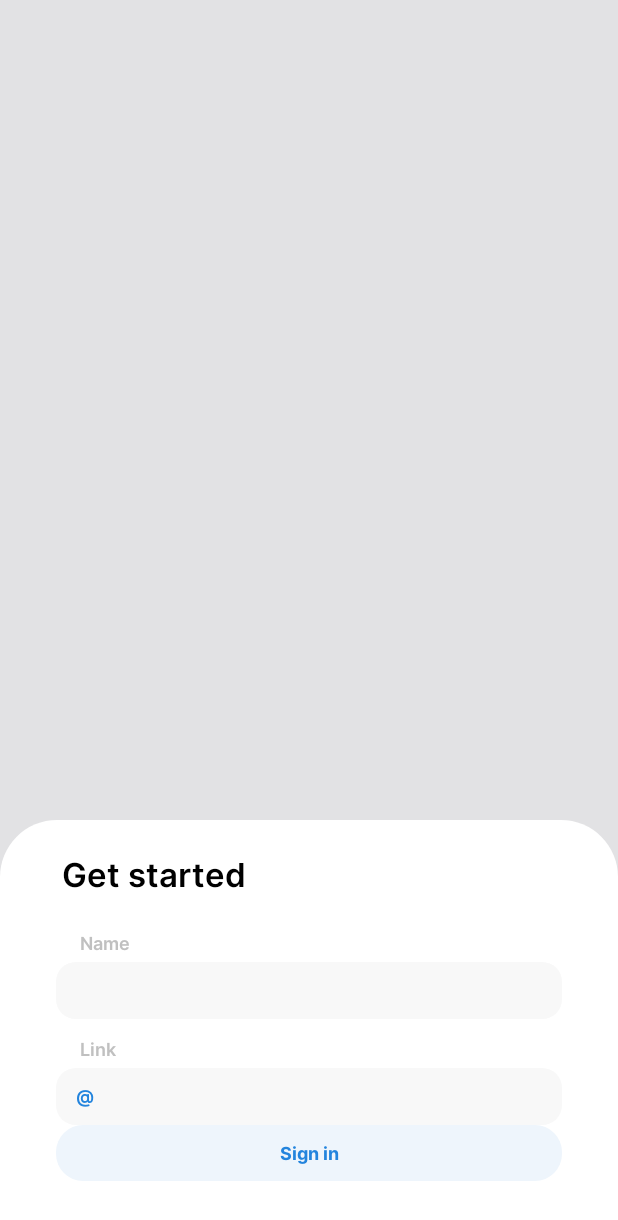
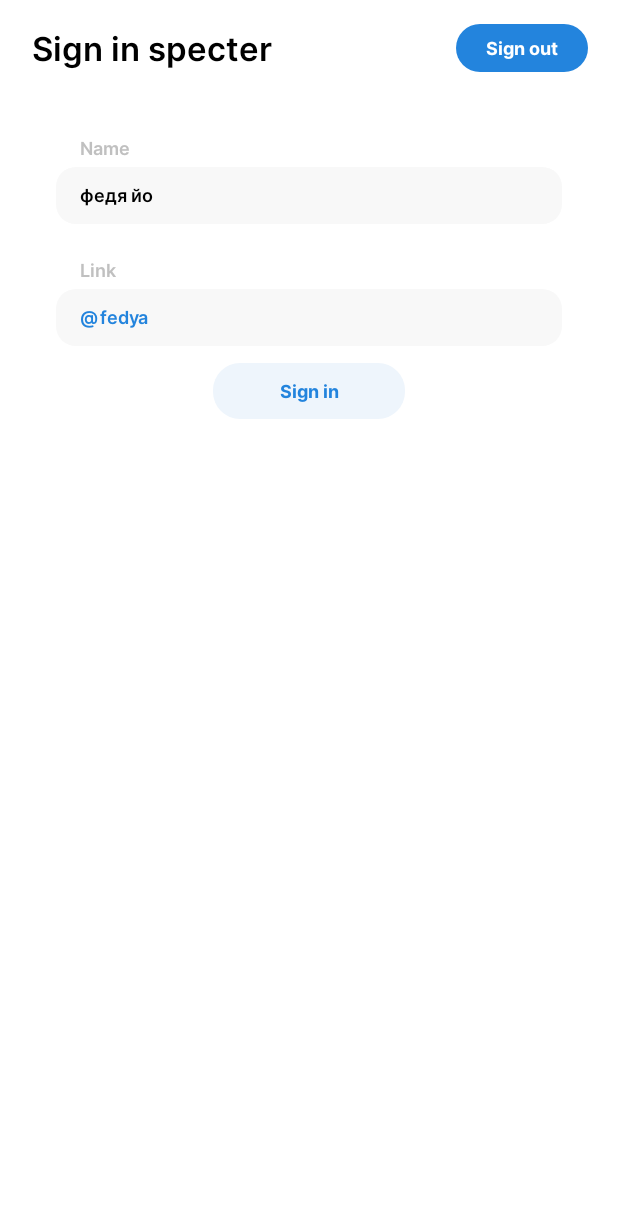
Before and after one commit to EcostCompony/specter_android_app, an Android app: the layout fragment_specter_auth.xml on its own in the app's theme, with its tools: preview values and no code run, on a phone screen of 412 x 824 dp. Shown: the top 1220 px of the screen. Run offline under Robolectric (Android 15) with nearby library versions, the phone set to English and light mode, and no system bars.

```diff
--- a/app/src/main/res/layout/fragment_specter_auth.xml
+++ b/app/src/main/res/layout/fragment_specter_auth.xml
@@ -1,106 +1,126 @@
 <?xml version="1.0" encoding="utf-8"?>
-<FrameLayout xmlns:android="http://schemas.android.com/apk/res/android"
+<LinearLayout xmlns:android="http://schemas.android.com/apk/res/android"
     xmlns:tools="http://schemas.android.com/tools"
     android:layout_width="match_parent"
     android:layout_height="match_parent"
     android:orientation="vertical"
-    android:background="#1C1C1C33"
+    android:background="@color/white"
     tools:context=".channel.ChannelSettingsFragment">
 
     <LinearLayout
         android:layout_width="match_parent"
-        android:layout_height="277dp"
-        android:layout_gravity="bottom"
-        android:background="@drawable/panel_bg"
-        android:orientation="vertical">
+        android:layout_height="64dp"
+        android:orientation="horizontal"
+        android:gravity="center_vertical">
 
         <TextView
-            android:layout_width="329dp"
+            android:layout_width="wrap_content"
             android:layout_height="wrap_content"
-            android:layout_gravity="center_horizontal"
-            android:layout_marginTop="20dp"
+            android:layout_marginStart="21dp"
+            android:textColor="@color/black"
+            android:textSize="22sp"
             android:fontFamily="@font/inter_semi_bold"
-            android:text="@string/get_started"
-            android:textColor="@color/black"
-            android:textSize="22sp" />
+            android:text="@string/sign_in_specter" />
+
+        <LinearLayout
+            android:layout_width="match_parent"
+            android:layout_height="wrap_content"
+            android:gravity="end"
+            android:paddingEnd="20dp">
+
+            <Button
+                android:id="@+id/button_sign_out"
+                android:layout_width="wrap_content"
+                android:layout_height="32dp"
+                android:background="@drawable/button_sub"
+                android:layout_marginStart="10dp"
+                android:text="@string/sign_outt"
+                android:paddingStart="10dp"
+                android:paddingEnd="10dp"
+                android:fontFamily="@font/inter_bold"
+                android:textSize="12sp"
+                android:textColor="@color/white"
+                android:textAllCaps="false" />
+        </LinearLayout>
+    </LinearLayout>
 
     <TextView
         android:layout_width="337dp"
         android:layout_height="wrap_content"
+        android:layout_marginBottom="4dp"
+        android:textSize="12sp"
+        android:layout_marginTop="26dp"
         android:layout_gravity="center_horizontal"
-            android:layout_marginTop="21dp"
-            android:paddingHorizontal="16dp"
+        android:layout_marginStart="16dp"
         android:fontFamily="@font/inter_semi_bold"
-            android:text="@string/name"
-            android:textColor="@color/ford_autumn_smoke"
-            android:textSize="12sp" />
+        android:textColor="#C0C0C0"
+        android:text="@string/name1" />
 
     <EditText
         android:id="@+id/edit_name"
         android:layout_width="337dp"
         android:layout_height="38dp"
-            android:autofillHints="name"
-            android:layout_marginTop="4dp"
-            android:layout_gravity="center_horizontal"
+        android:inputType="textPersonName"
         android:background="@drawable/input_message"
-            android:fontFamily="@font/inter_semi_bold"
-            android:inputType="textPersonName"
         android:paddingHorizontal="16dp"
         android:textSize="12sp"
-            tools:ignore="LabelFor" />
+        android:layout_gravity="center_horizontal"
+        android:fontFamily="@font/inter_semi_bold"
+        android:textColor="@color/black"
+        android:layout_marginBottom="22dp"
+        tools:text="федя йо" />
 
     <TextView
         android:layout_width="337dp"
         android:layout_height="wrap_content"
+        android:layout_marginBottom="4dp"
+        android:textSize="12sp"
         android:layout_gravity="center_horizontal"
-            android:layout_marginTop="11dp"
-            android:paddingHorizontal="16dp"
+        android:layout_marginStart="16dp"
         android:fontFamily="@font/inter_semi_bold"
-            android:text="@string/link"
-            android:textColor="@color/ford_autumn_smoke"
-            android:textSize="12sp" />
+        android:textColor="#C0C0C0"
+        android:text="@string/link" />
 
     <RelativeLayout
         android:layout_width="337dp"
         android:layout_height="38dp"
         android:layout_gravity="center_horizontal"
-            android:layout_marginTop="4dp">
+        android:layout_marginBottom="11dp">
 
         <EditText
-                android:id="@+id/input_short_link"
+            android:id="@+id/edit_link"
             android:layout_width="match_parent"
             android:layout_height="match_parent"
-                android:autofillHints="short_user_link"
+            android:inputType="textPersonName"
             android:background="@drawable/input_message"
+            android:textSize="12sp"
+            android:paddingHorizontal="29dp"
             android:fontFamily="@font/inter_semi_bold"
-                android:inputType="text"
-                android:paddingHorizontal="26dp"
             android:textColor="@color/background"
-                android:textSize="12sp"
-                tools:ignore="LabelFor" />
+            tools:text="fedya"
+            android:autofillHints="" />
 
         <TextView
             android:layout_width="wrap_content"
             android:layout_height="match_parent"
+            android:textSize="12sp"
             android:fontFamily="@font/inter_semi_bold"
+            android:textColor="@color/background"
             android:gravity="center_vertical"
-                android:paddingHorizontal="13dp"
-                android:text="@string/symbol_at"
-                android:textColor="@color/background"
-                android:textSize="12sp" />
+            android:paddingStart="16dp"
+            android:text="@string/symbol_at" />
     </RelativeLayout>
 
     <Button
         android:id="@+id/sign_in"
-            android:layout_width="337dp"
+        android:layout_width="128dp"
         android:layout_height="37dp"
         android:layout_gravity="center_horizontal"
         android:background="@drawable/button_neutral"
+        android:textColor="@color/background"
         android:fontFamily="@font/inter_bold"
-            android:text="@string/sign_in"
         android:textAllCaps="false"
-            android:textColor="@color/background"
-            android:textSize="12sp" />
+        android:textSize="12sp"
+        android:text="@string/sign_in" />
+
 </LinearLayout>
-
-</FrameLayout>
```
Lines whose indentation alone changed are shown as unchanged.
